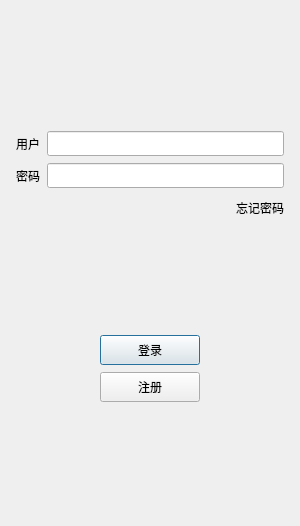
The window that multichat/logindialog.ui (Luasdog/MultiChat) describes before a commit, drawn with Qt 5.
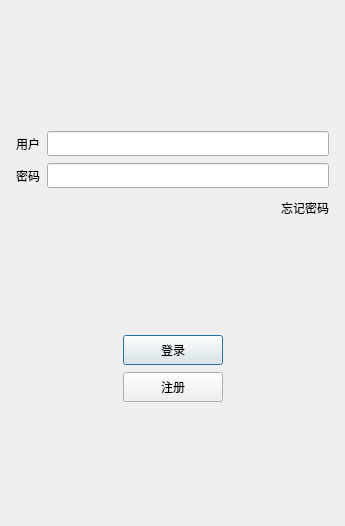
The same window after the commit. Icons and pictures are not drawn.

The edit to the form file:
```diff
--- a/multichat/logindialog.ui
+++ b/multichat/logindialog.ui
@@ -6,7 +6,7 @@
    <rect>
     <x>0</x>
     <y>0</y>
-    <width>300</width>
+    <width>345</width>
     <height>526</height>
    </rect>
   </property>
```
